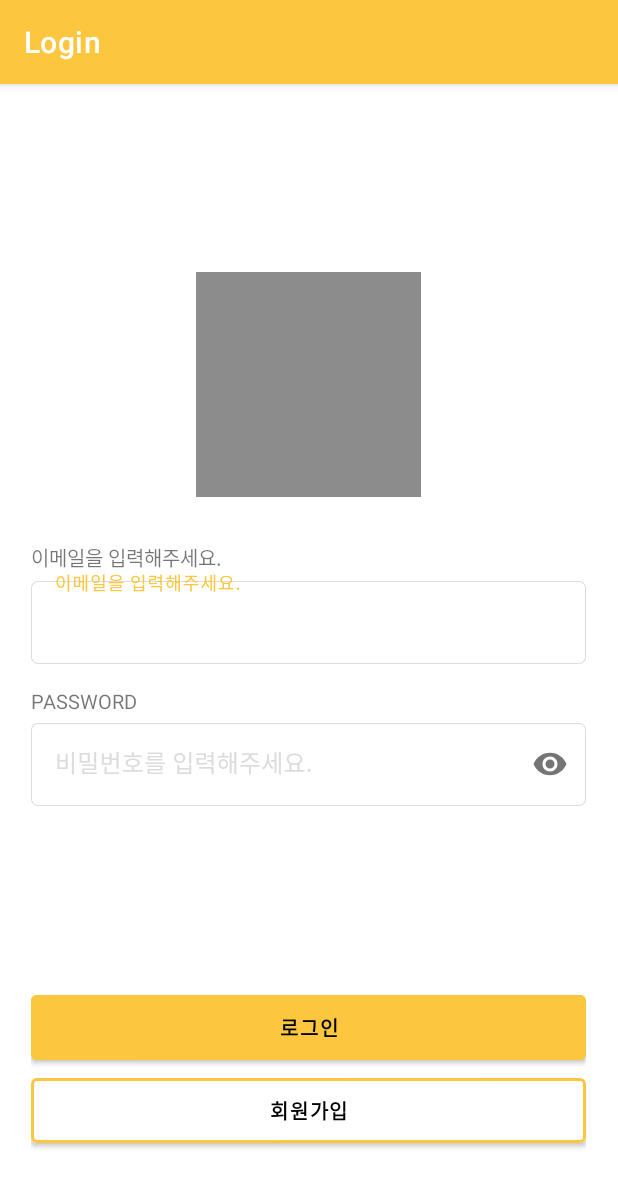
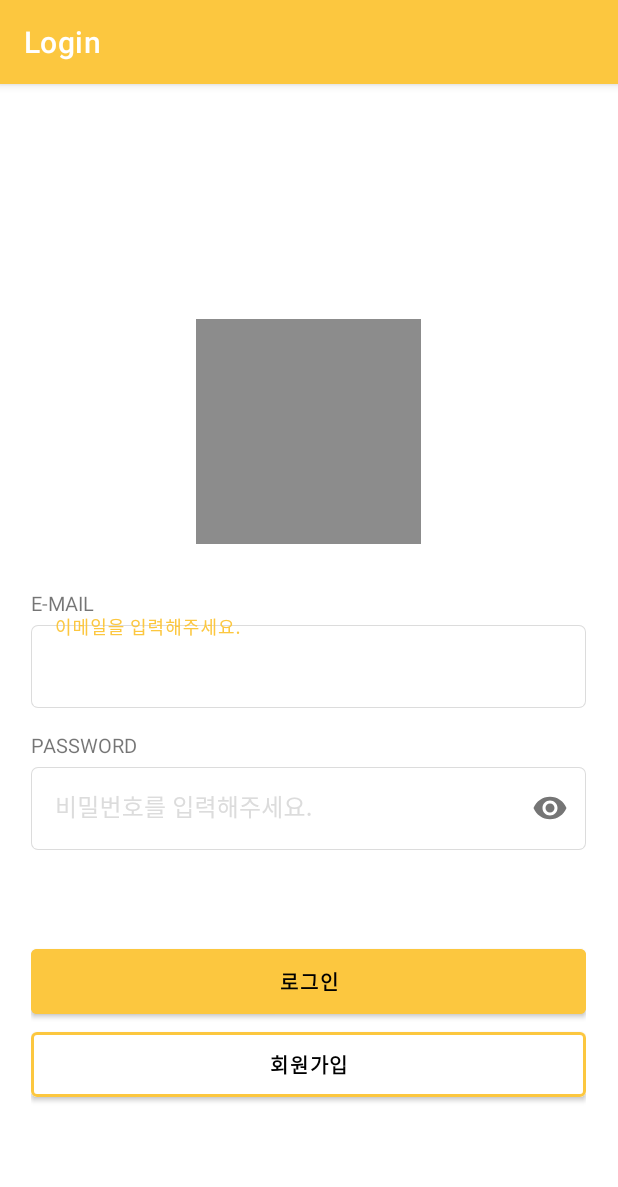
Before and after one commit to sanglim00/2022-02-MobileProgramming-Team1, an Android app: the LoginActivity screen opened directly, with no data from a screen before it, on a phone screen of 412 x 824 dp. Shown: the top 1187 px of the screen. Run offline under Robolectric (Android 15) with nearby library versions, the phone set to English and light mode, and no system bars.

Commit message:
로그인, 회원가입 버튼 marginTop 수정

```diff
--- a/app/src/main/res/layout/activity_login.xml
+++ b/app/src/main/res/layout/activity_login.xml
@@ -26,7 +26,7 @@
             android:id="@+id/tv_email"
             android:layout_width="wrap_content"
             android:layout_height="wrap_content"
-            android:text="이메일을 입력해주세요."
+            android:text="E-MAIL"
             android:textSize="13sp" />
         <com.google.android.material.textfield.TextInputLayout
             android:layout_width="wrap_content"
@@ -72,7 +72,7 @@
         android:layout_width="wrap_content"
         android:layout_height="wrap_content"
         android:orientation="vertical"
-        android:layout_marginTop="120dp">
+        android:layout_marginTop="60dp">
         <Button
             android:id="@+id/btn_login"
             android:layout_width="370dp"
```
